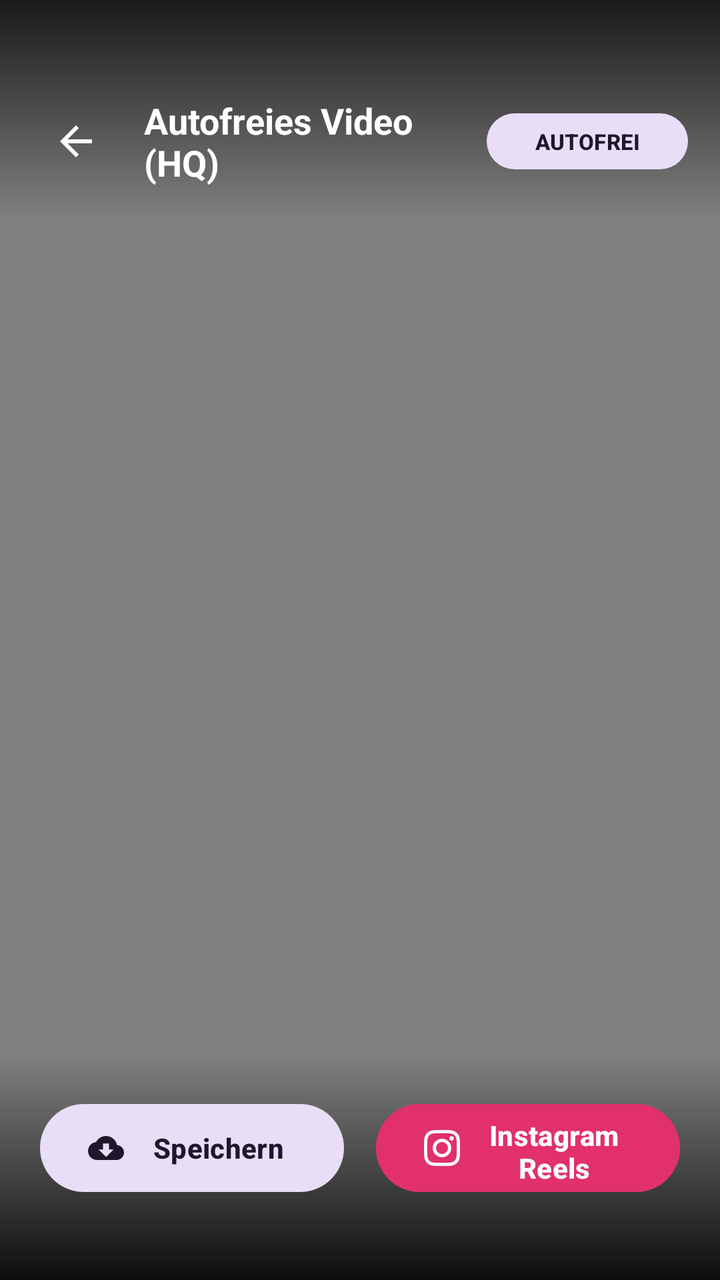
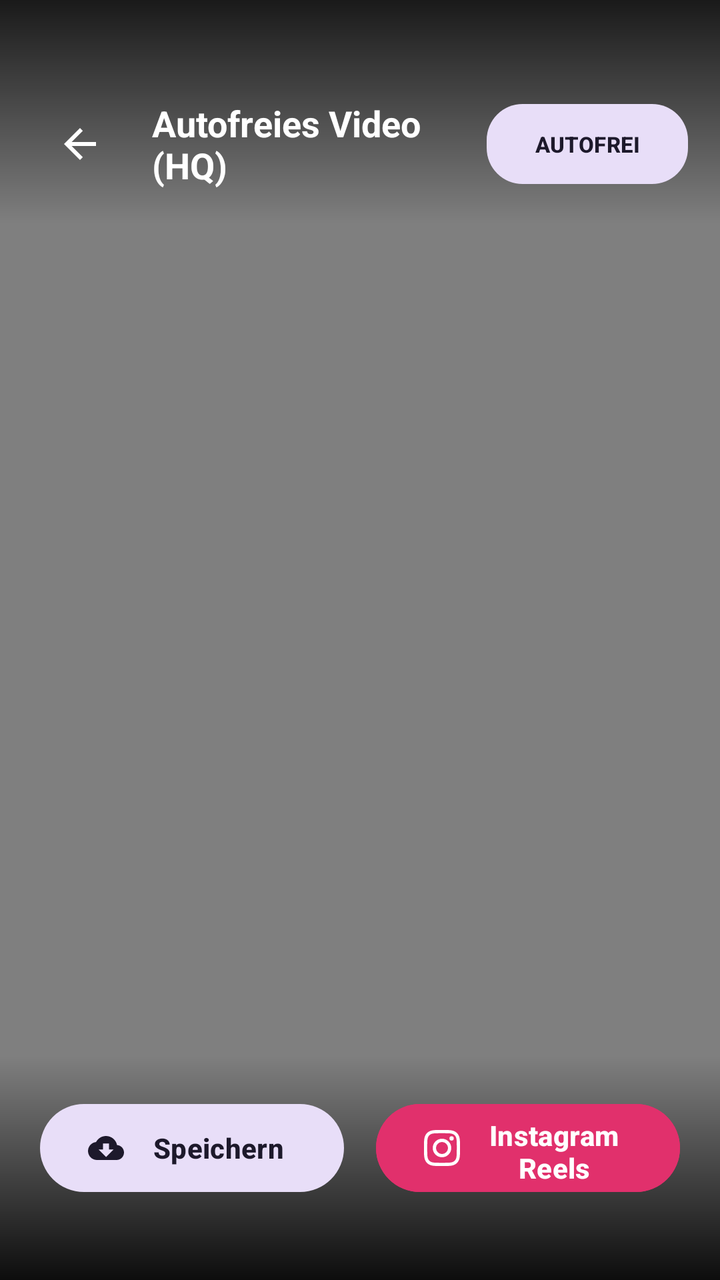

Two renders of the same Android screen: before a commit and after it. Below are the layout's source before the change and the commit's diff.
<!-- AndroidManifest.xml: activity theme Theme.AndroidKorrektur -->
<!-- res/layout/activity_video_preview.xml -->
<?xml version="1.0" encoding="utf-8"?>
<androidx.constraintlayout.widget.ConstraintLayout xmlns:android="http://schemas.android.com/apk/res/android"
    xmlns:app="http://schemas.android.com/apk/res-auto"
    xmlns:tools="http://schemas.android.com/tools"
    android:layout_width="match_parent"
    android:layout_height="match_parent"
    android:background="#0A0A0E">

    
    <VideoView
        android:id="@+id/videoView"
        android:layout_width="0dp"
        android:layout_height="0dp"
        app:layout_constraintBottom_toBottomOf="parent"
        app:layout_constraintEnd_toEndOf="parent"
        app:layout_constraintStart_toStartOf="parent"
        app:layout_constraintTop_toTopOf="parent" />

    
    <LinearLayout
        android:id="@+id/topBar"
        android:layout_width="match_parent"
        android:layout_height="wrap_content"
        android:paddingHorizontal="16dp"
        android:paddingTop="48dp"
        android:paddingBottom="16dp"
        android:gravity="center_vertical"
        android:orientation="horizontal"
        android:background="@drawable/shape_gradient_scrim_top"
        app:layout_constraintTop_toTopOf="parent">

        <ImageButton
            android:id="@+id/btnBack"
            android:layout_width="44dp"
            android:layout_height="44dp"
            android:background="?attr/selectableItemBackgroundBorderless"
            android:contentDescription="Zurück"
            android:src="@drawable/ic_arrow_back"
            app:tint="#FFFFFF" />

        <TextView
            android:layout_width="0dp"
            android:layout_height="wrap_content"
            android:layout_marginStart="12dp"
            android:layout_weight="1"
            android:text="Autofreies Video (HQ)"
            android:textColor="#FFFFFF"
            android:textSize="18sp"
            android:textStyle="bold" />

        
        <com.google.android.material.button.MaterialButton
            android:id="@+id/btnToggleSource"
            style="@style/Widget.Material3.Button.TonalButton"
            android:layout_width="wrap_content"
            android:layout_height="36dp"
            android:text="AUTOFREI"
            android:textSize="11sp"
            android:textStyle="bold"
            app:cornerRadius="18dp" />
    </LinearLayout>

    
    <LinearLayout
        android:id="@+id/processingContainer"
        android:layout_width="0dp"
        android:layout_height="wrap_content"
        android:layout_marginHorizontal="32dp"
        android:background="@drawable/shape_bottom_dock"
        android:gravity="center"
        android:orientation="vertical"
        android:padding="24dp"
        android:visibility="gone"
        app:layout_constraintBottom_toBottomOf="parent"
        app:layout_constraintEnd_toEndOf="parent"
        app:layout_constraintStart_toStartOf="parent"
        app:layout_constraintTop_toTopOf="parent">

        <ProgressBar
            android:id="@+id/progressBar"
            style="?android:attr/progressBarStyleHorizontal"
            android:layout_width="match_parent"
            android:layout_height="8dp"
            android:max="100"
            android:progress="0"
            android:progressTint="#38BDF8" />

        <TextView
            android:id="@+id/tvProgressStage"
            android:layout_width="wrap_content"
            android:layout_height="wrap_content"
            android:layout_marginTop="16dp"
            android:text="HQ On-Device Inpainting..."
            android:textColor="#FFFFFF"
            android:textSize="14sp"
            android:textStyle="bold" />

        <TextView
            android:id="@+id/tvProgressPercent"
            android:layout_width="wrap_content"
            android:layout_height="wrap_content"
            android:layout_marginTop="4dp"
            android:text="0%"
            android:textColor="#94A3B8"
            android:textSize="12sp" />
    </LinearLayout>

    
    <LinearLayout
        android:id="@+id/bottomDock"
        android:layout_width="match_parent"
        android:layout_height="wrap_content"
        android:orientation="vertical"
        android:paddingHorizontal="20dp"
        android:paddingTop="20dp"
        android:paddingBottom="40dp"
        android:background="@drawable/shape_gradient_scrim_bottom"
        app:layout_constraintBottom_toBottomOf="parent">

        
        <LinearLayout
            android:layout_width="match_parent"
            android:layout_height="wrap_content"
            android:gravity="center"
            android:orientation="horizontal">

            <com.google.android.material.button.MaterialButton
                android:id="@+id/btnSaveGallery"
                style="@style/Widget.Material3.Button.TonalButton"
                android:layout_width="0dp"
                android:layout_height="52dp"
                android:layout_marginEnd="8dp"
                android:layout_weight="1"
                android:text="Speichern"
                android:textStyle="bold"
                app:cornerRadius="26dp"
                app:icon="@drawable/ic_download" />

            <com.google.android.material.button.MaterialButton
                android:id="@+id/btnShareReels"
                style="@style/Widget.Material3.Button"
                android:layout_width="0dp"
                android:layout_height="52dp"
                android:layout_marginStart="8dp"
                android:layout_weight="1"
                android:backgroundTint="#E1306C"
                android:text="Instagram Reels"
                android:textColor="#FFFFFF"
                android:textStyle="bold"
                app:cornerRadius="26dp"
                app:icon="@drawable/ic_instagram"
                app:iconTint="#FFFFFF" />
        </LinearLayout>
    </LinearLayout>

</androidx.constraintlayout.widget.ConstraintLayout>
<!-- resources referenced by this layout -->
<resources>
  <!-- drawable ic_arrow_back (drawable) -->
  <vector xmlns:android="http://schemas.android.com/apk/res/android"
      android:width="24dp"
      android:height="24dp"
      android:viewportWidth="24"
      android:viewportHeight="24">
    <path
        android:fillColor="#FFFFFFFF"
        android:pathData="M20,11H7.83l5.59,-5.59L12,4l-8,8 8,8 1.41,-1.41L7.83,13H20v-2z"/>
  </vector>
  <!-- drawable ic_download (drawable) -->
  <vector xmlns:android="http://schemas.android.com/apk/res/android"
      android:width="24dp"
      android:height="24dp"
      android:viewportWidth="24"
      android:viewportHeight="24">
    <path
        android:fillColor="#FFFFFFFF"
        android:pathData="M19.35,10.04C18.67,6.59 15.64,4 12,4 9.11,4 6.6,5.64 5.35,8.04 2.34,8.36 0,10.91 0,14c0,3.31 2.69,6 6,6h13c2.76,0 5,-2.24 5,-5 0,-2.64 -2.05,-4.78 -4.65,-4.96zM17,13l-5,5 -5,-5h3V9h4v4h3z"/>
  </vector>
  <!-- drawable ic_instagram (drawable) -->
  <vector xmlns:android="http://schemas.android.com/apk/res/android"
      android:width="24dp"
      android:height="24dp"
      android:viewportWidth="24"
      android:viewportHeight="24">
    <path
        android:fillColor="#FFFFFFFF"
        android:pathData="M12,2.163c3.204,0 3.584,0.012 4.85,0.07 3.252,0.148 4.771,1.691 4.919,4.919 0.058,1.265 0.069,1.645 0.069,4.849 0,3.205 -0.012,3.584 -0.069,4.849 -0.149,3.225 -1.664,4.771 -4.919,4.919 -1.266,0.058 -1.644,0.07 -4.85,0.07 -3.204,0 -3.584,-0.012 -4.849,-0.07 -3.26,-0.149 -4.771,-1.699 -4.919,-4.92 -0.058,-1.265 -0.07,-1.644 -0.07,-4.849 0,-3.204 0.013,-3.583 0.07,-4.849 0.149,-3.227 1.664,-4.771 4.919,-4.919 1.266,-0.057 1.645,-0.069 4.849,-0.069zM12,0C8.741,0 8.333,0.014 7.053,0.072 2.695,0.272 0.273,2.69 0.073,7.052 0.014,8.333 0,8.741 0,12c0,3.259 0.014,3.668 0.072,4.948 0.2,4.358 2.618,6.78 6.98,6.98 1.281,0.058 1.689,0.072 4.948,0.072 3.259,0 3.668,-0.014 4.948,-0.072 4.354,-0.2 6.782,-2.618 6.979,-6.98 0.059,-1.28 0.073,-1.689 0.073,-4.948 0,-3.259 -0.014,-3.667 -0.072,-4.947 -0.196,-4.354 -2.617,-6.78 -6.979,-6.98C15.668,0.014 15.259,0 12,0zM12,5.838a6.162,6.162 0,1,0 0,12.324 6.162,6.162 0,0,0 0,-12.324zM12,16a4,4 0,1,1 0,-8 4,4 0,0,1 0,8zM18.406,4.155a1.44,1.44 0,1,0 0,2.881 1.44,1.44 0,0,0 0,-2.881z"/>
  </vector>
  <!-- drawable shape_bottom_dock (drawable) -->
  <?xml version="1.0" encoding="utf-8"?>
  <shape xmlns:android="http://schemas.android.com/apk/res/android">
      <solid android:color="#D916161E" />
      <corners android:radius="20dp" />
      <stroke
          android:width="1dp"
          android:color="#33FFFFFF" />
  </shape>
  <!-- drawable shape_gradient_scrim_bottom (drawable) -->
  <?xml version="1.0" encoding="utf-8"?>
  <shape xmlns:android="http://schemas.android.com/apk/res/android">
      <gradient
          android:angle="90"
          android:startColor="#E6000000"
          android:endColor="#00000000" />
  </shape>
  <!-- drawable shape_gradient_scrim_top (drawable) -->
  <?xml version="1.0" encoding="utf-8"?>
  <shape xmlns:android="http://schemas.android.com/apk/res/android">
      <gradient
          android:angle="270"
          android:startColor="#CC000000"
          android:endColor="#00000000" />
  </shape>
  <style name="Theme.AndroidKorrektur" parent="Base.Theme.AndroidKorrektur" />
  <style name="Base.Theme.AndroidKorrektur" parent="Theme.Material3.DayNight.NoActionBar">
          
          
      </style>
</resources>

<!-- the commit's change to res/layout/activity_video_preview.xml (unified diff, before → after) -->
@@ -31,10 +31,10 @@
 
         <ImageButton
             android:id="@+id/btnBack"
-            android:layout_width="44dp"
-            android:layout_height="44dp"
+            android:layout_width="48dp"
+            android:layout_height="48dp"
             android:background="?attr/selectableItemBackgroundBorderless"
-            android:contentDescription="Zurück"
+            android:contentDescription="Back"
             android:src="@drawable/ic_arrow_back"
             app:tint="#FFFFFF" />
 
@@ -53,7 +53,7 @@
             android:id="@+id/btnToggleSource"
             style="@style/Widget.Material3.Button.TonalButton"
             android:layout_width="wrap_content"
-            android:layout_height="36dp"
+            android:layout_height="48dp"
             android:text="AUTOFREI"
             android:textSize="11sp"
             android:textStyle="bold"
